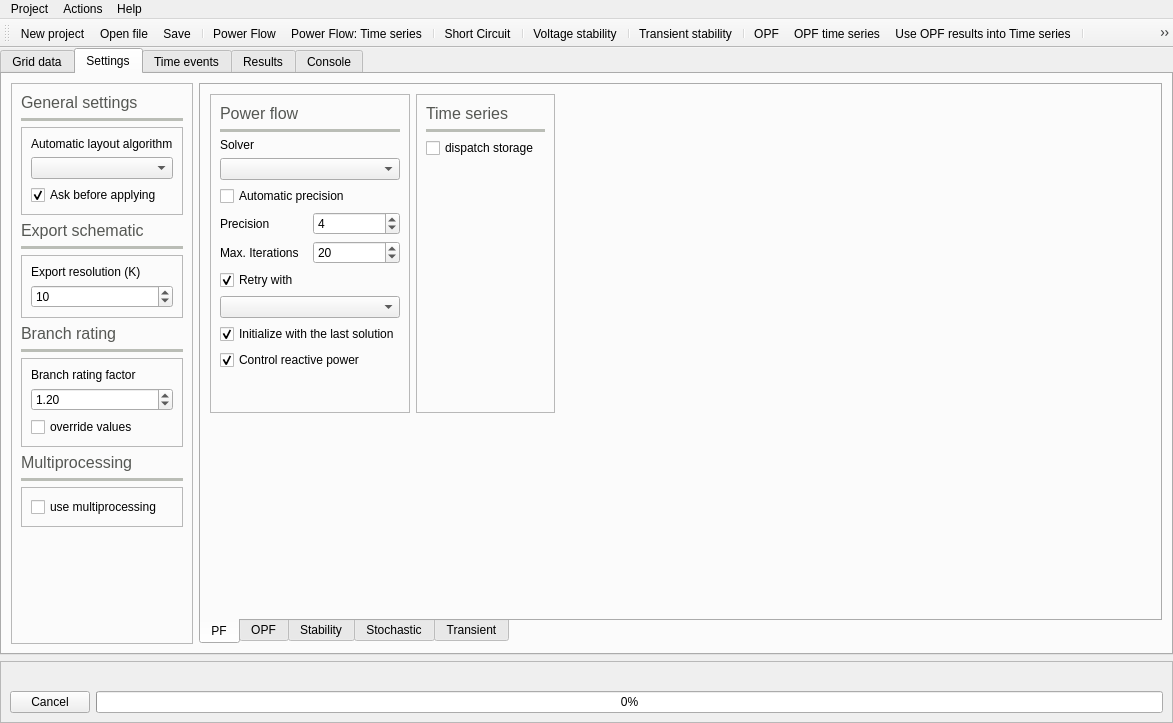
SanPen/GridCal, file UnderDevelopment/GridCal/Gui/Main/MainWindow.ui: the form before one commit.
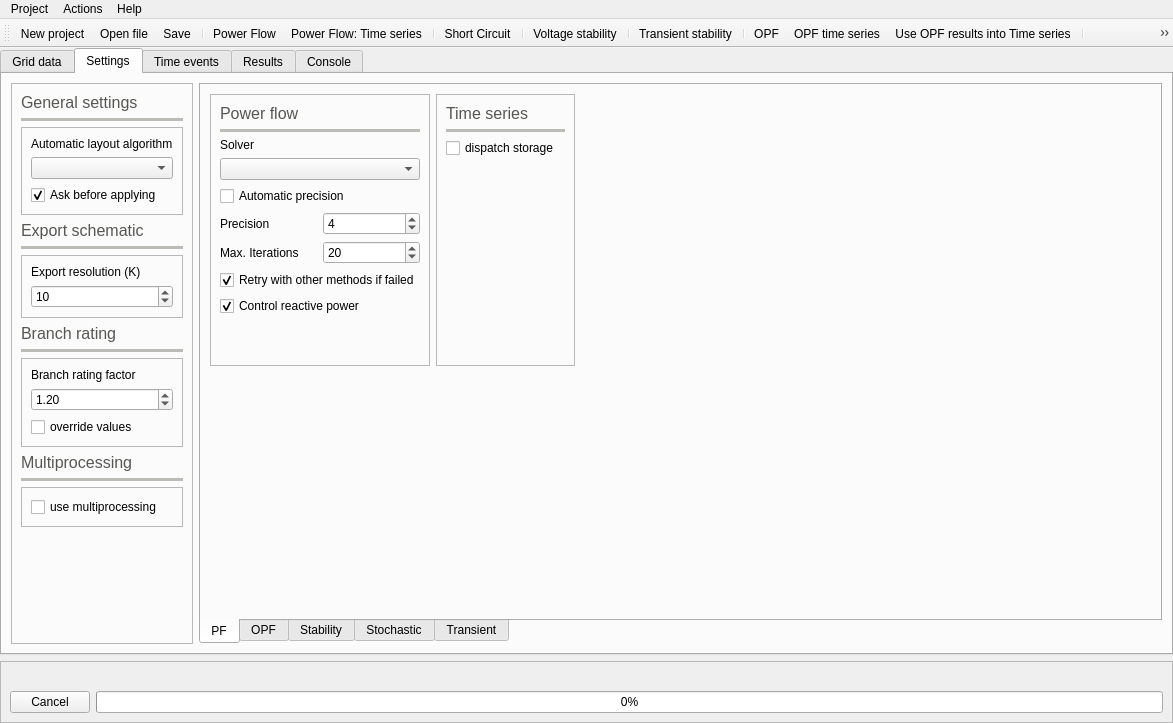
The form after the commit. The open tabs and pages were chosen to show the change. Icons and pictures are not drawn. Custom widgets are drawn as their Qt base class.

```diff
--- a/UnderDevelopment/GridCal/Gui/Main/MainWindow.ui
+++ b/UnderDevelopment/GridCal/Gui/Main/MainWindow.ui
@@ -891,14 +891,14 @@
                <item row="10" column="0" colspan="2">
                 <widget class="QCheckBox" name="helm_retry_checkBox">
                  <property name="text">
-                  <string>Retry with</string>
+                  <string>Retry with other methods if failed</string>
                  </property>
                  <property name="checked">
                   <bool>true</bool>
                  </property>
                 </widget>
                </item>
-               <item row="13" column="0" colspan="2">
+               <item row="11" column="0" colspan="2">
                 <widget class="QCheckBox" name="control_Q_checkBox">
                  <property name="text">
                   <string>Control reactive power</string>
@@ -915,19 +915,6 @@
                  </property>
                 </widget>
                </item>
-               <item row="11" column="0" colspan="2">
-                <widget class="QComboBox" name="retry_solver_comboBox"/>
-               </item>
-               <item row="12" column="0" colspan="2">
-                <widget class="QCheckBox" name="remember_last_solution_checkBox">
-                 <property name="text">
-                  <string>Initialize with the last solution</string>
-                 </property>
-                 <property name="checked">
-                  <bool>true</bool>
-                 </property>
-                </widget>
-               </item>
                <item row="4" column="0">
                 <widget class="QLabel" name="label_2">
                  <property name="text">
@@ -1037,7 +1024,7 @@
                  </property>
                 </widget>
                </item>
-               <item row="14" column="0">
+               <item row="12" column="0">
                 <spacer name="verticalSpacer_10">
                  <property name="orientation">
                   <enum>Qt::Vertical</enum>
```
Left out of the diff: 7 changed lines with no effect on the pictures.
